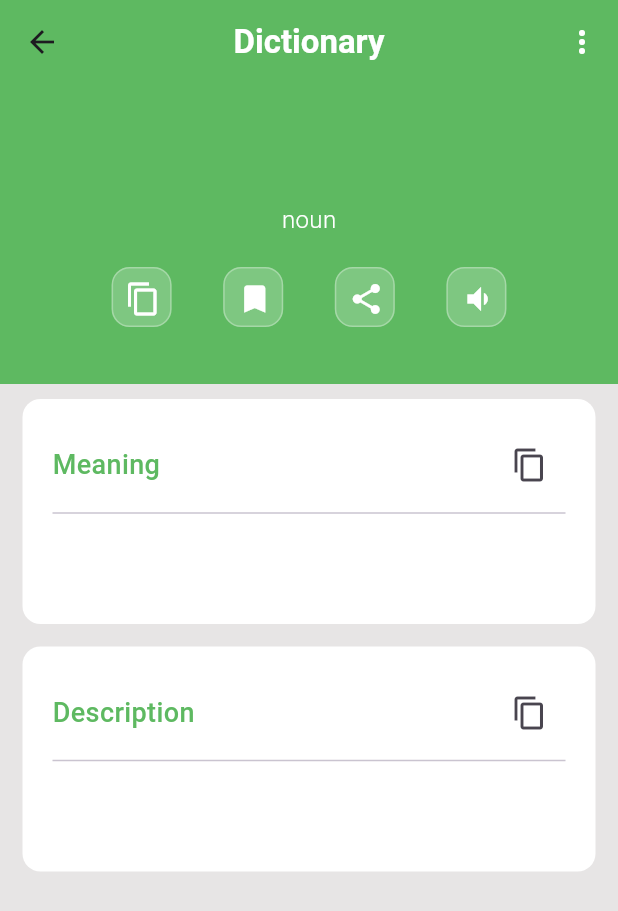
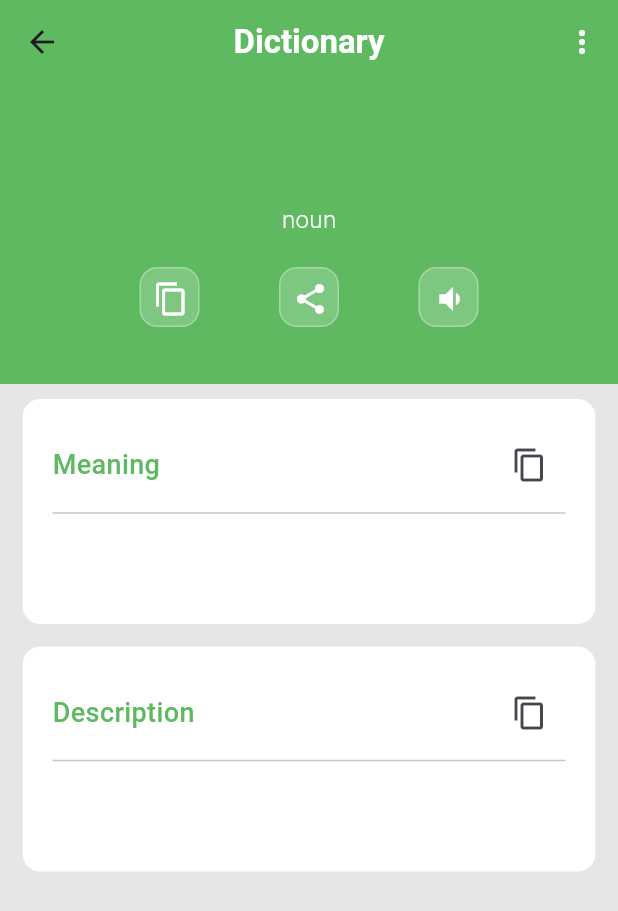
Before and after one commit to HashiniDivyanjanee/dictionary, a Flutter app: the WordView screen opened directly with empty values, on a phone screen of 412 x 824 dp. Shown: the top 911 px of the screen. Run offline on Flutter 3.47's test engine with Material 3 defaults, Android fonts, the phone set to English and light mode, and no system bars; our stand-ins replace bloc, equatable, flutter_bloc, flutter_tts, go_router, share_plus and 1 more; accounts and stored records are empty.

Commit message:
Refactor routing and navigation; remove unused routes and update BottomNavBar; enhance WordView with action buttons for copy, share, and text-to-speech functionality; register new plugins for share and text-to-speech in platform-specific files; update pubspec.yaml with new dependencies.

```diff
--- a/lib/app/routes/app_routes.dart
+++ b/lib/app/routes/app_routes.dart
@@ -2,7 +2,6 @@ class AppRoutes {
   static const String home = '/home';
   static const String addWord = '/add-word';
   static const String viewWord = '/viewWord';
-  static const String saved = '/saved';
   static const String history = '/history';
   static const String scanner = '/scanner';
 }
--- a/lib/app/routes/routes_generator.dart
+++ b/lib/app/routes/routes_generator.dart
@@ -17,6 +17,5 @@ final GoRouter router = GoRouter(
       name: 'AddWord',
       builder: (context, state) => AddWordScreen(),
     ),
-
   ],
 );
--- a/lib/bloc/word_bloc_bloc.dart
+++ b/lib/bloc/word_bloc_bloc.dart
@@ -62,6 +62,7 @@ class WordBlocBloc extends Bloc<WordBlocEvent, WordBlocState> {
     }
   }
 
+
   void _onSearchWord(SearchWord event, Emitter<WordBlocState> emit) {
     final query = event.query.toLowerCase();
     final filtered = state.words.where((wordEntry) {
--- a/lib/presentation/ui/home/screen/home.dart
+++ b/lib/presentation/ui/home/screen/home.dart
@@ -85,7 +85,7 @@ class _HomeState extends State<Home> {
       ),
 
       // Bottom Navigation Bar
-      bottomNavigationBar: BottomNavBar(currentIndex: 2),
+      bottomNavigationBar: BottomNavBar(currentIndex: 1),
     );
   }
 }
--- a/lib/presentation/ui/wordView/screen/word_view.dart
+++ b/lib/presentation/ui/wordView/screen/word_view.dart
@@ -4,12 +4,20 @@ import 'package:dictionary/presentation/ui/wordView/widget/actionButton.dart';
 import 'package:dictionary/presentation/ui/wordView/widget/display_card.dart';
 import 'package:dictionary/presentation/ui/wordView/widget/secondTitle.dart';
 import 'package:flutter/material.dart';
+import 'package:flutter/services.dart';
+import 'package:flutter_tts/flutter_tts.dart';
+import 'package:share_plus/share_plus.dart';
 
 class WordView extends StatelessWidget {
   final String title;
   final String subtitle;
   final String example;
-  const WordView({super.key, required this.title, required this.subtitle, required this.example});
+  const WordView({
+    super.key,
+    required this.title,
+    required this.subtitle,
+    required this.example,
+  });
 
   @override
   Widget build(BuildContext context) {
@@ -20,7 +28,7 @@ class WordView extends StatelessWidget {
           Container(
             width: double.infinity,
             height: 200,
-            decoration: BoxDecoration(color:AppColor.PrimaryColor,),
+            decoration: BoxDecoration(color: AppColor.PrimaryColor),
             child: Padding(
               padding: const EdgeInsets.only(top: 25),
               child: Column(
@@ -37,7 +45,11 @@ class WordView extends StatelessWidget {
                   SizedBox(height: 20),
                   Padding(
                     padding: const EdgeInsets.only(left: 40, right: 40),
-                    child: _build_action_button_row(),
+                    child: _build_action_button_row(
+                      title: title,
+                      subtitle: subtitle,
+                      example: example,
+                    ),
                   ),
                 ],
               ),
@@ -46,11 +58,7 @@ class WordView extends StatelessWidget {
           SizedBox(height: 10),
           display_card(header: 'Meaning', meaning: subtitle),
           SizedBox(height: 15),
-          display_card(
-            header: 'Description',
-            meaning: example,
-            fontSize: 16,
-          ),
+          display_card(header: 'Description', meaning: example, fontSize: 16),
         ],
       ),
     );
@@ -58,17 +66,45 @@ class WordView extends StatelessWidget {
 }
 
 class _build_action_button_row extends StatelessWidget {
-  const _build_action_button_row({super.key});
+  final String title;
+  final String subtitle;
+  final String example;
+  const _build_action_button_row({
+    super.key,
+    required this.title,
+    required this.subtitle,
+    required this.example,
+  });
 
   @override
   Widget build(BuildContext context) {
+    final FlutterTts flutterTts = FlutterTts();
+
     return Row(
       mainAxisAlignment: MainAxisAlignment.spaceEvenly,
       children: [
-        buildActionButton(onPressed: () {}, icon: Icons.copy),
-        buildActionButton(onPressed: () {}, icon: Icons.bookmark),
-        buildActionButton(onPressed: () {}, icon: Icons.share),
-        buildActionButton(onPressed: () {}, icon: Icons.volume_down_sharp),
+        buildActionButton(
+          onPressed: () {
+            Clipboard.setData(ClipboardData(text: title));
+            ScaffoldMessenger.of(
+              context,
+            ).showSnackBar(SnackBar(content: Text("Coppied")));
+          },
+          icon: Icons.copy,
+        ),
+
+        buildActionButton(
+          onPressed: () {
+            Share.share("Word: $title\nMeaning: $subtitle\nExample: $example");
+          },
+          icon: Icons.share,
+        ),
+        buildActionButton(
+          onPressed: () async {
+            await flutterTts.speak(title);
+          },
+          icon: Icons.volume_down_sharp,
+        ),
       ],
     );
   }
--- a/lib/presentation/widget/common/bottom_naav_bar.dart
+++ b/lib/presentation/widget/common/bottom_naav_bar.dart
@@ -12,7 +12,6 @@ class BottomNavBar extends StatelessWidget {
   Widget build(BuildContext context) {
     final List<String> bottomNavRoutes = [
       AppRoutes.addWord,
-      AppRoutes.saved,
       AppRoutes.home,
       AppRoutes.history,
       AppRoutes.scanner,
@@ -26,7 +25,6 @@ class BottomNavBar extends StatelessWidget {
       },
       items: [
         BottomNavigationBarItem(icon: Icon(Icons.add), label: 'Add'),
-        BottomNavigationBarItem(icon: Icon(Icons.bookmark), label: 'Saved'),
         BottomNavigationBarItem(icon: Icon(Icons.home), label: 'Home'),
         BottomNavigationBarItem(icon: Icon(Icons.history), label: 'History'),
         BottomNavigationBarItem(
--- a/pubspec.yaml
+++ b/pubspec.yaml
@@ -38,6 +38,8 @@ dependencies:
   flutter_bloc: ^9.1.1
   equatable: ^2.0.7
   go_router: ^16.2.0
+  share_plus: ^11.1.0
+  flutter_tts: ^4.2.3
 
 dev_dependencies:
   flutter_test:
```
Also changed, not shown: pubspec.lock, 5 other files.
